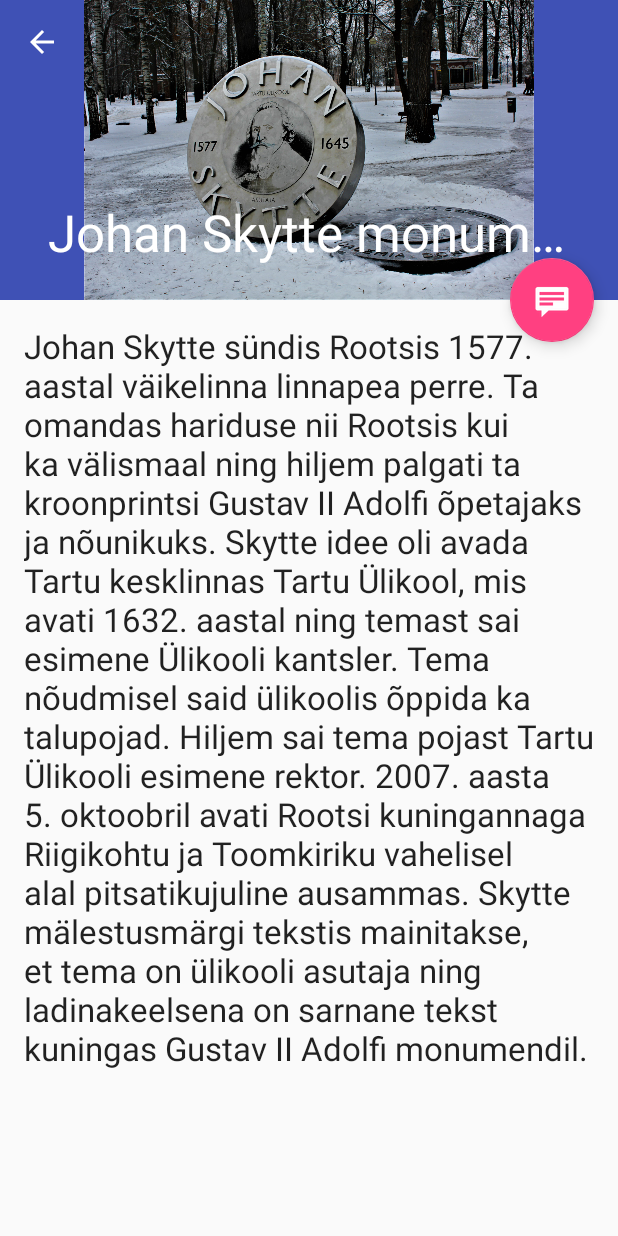
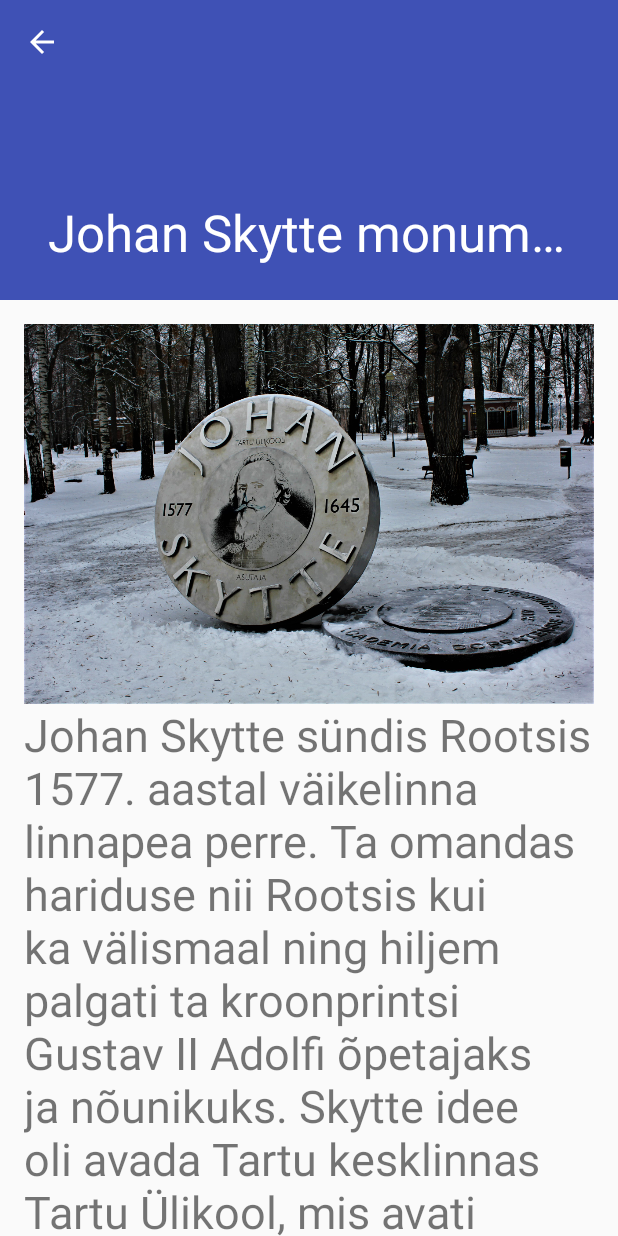
Before and after one commit to e1004/sights, an Android app: the screen it shows after launch (ItemDetailActivity), after a tap on "11", on a phone screen of 412 x 824 dp. Run offline under Robolectric (Android 15) with nearby library versions, the phone set to English and light mode, and no system bars.

Commit message:
Pildi asukoht ja teksti suurus muudetud.

```diff
--- a/app/build.gradle
+++ b/app/build.gradle
@@ -27,4 +27,5 @@ dependencies {
     testImplementation 'junit:junit:4.12'
     androidTestImplementation 'com.android.support.test:runner:1.0.1'
     androidTestImplementation 'com.android.support.test.espresso:espresso-core:3.0.1'
+    implementation 'com.android.support.constraint:constraint-layout:1.0.2'
 }
--- a/app/src/main/java/example/com/sights/ItemDetailActivity.java
+++ b/app/src/main/java/example/com/sights/ItemDetailActivity.java
@@ -29,23 +29,12 @@ public class ItemDetailActivity extends AppCompatActivity {
         Toolbar toolbar = (Toolbar) findViewById(R.id.detail_toolbar);
         setSupportActionBar(toolbar);
 
-        FloatingActionButton fab = (FloatingActionButton) findViewById(R.id.fab);
-        fab.setOnClickListener(new View.OnClickListener() {
-            @Override
-            public void onClick(View view) {
-                Snackbar.make(view, "Replace with your own detail action", Snackbar.LENGTH_LONG)
-                        .setAction("Action", null).show();
-            }
-        });
-
         // Show the Up button in the action bar.
         ActionBar actionBar = getSupportActionBar();
         if (actionBar != null) {
             actionBar.setDisplayHomeAsUpEnabled(true);
         }
         String argItemId = getIntent().getStringExtra(ItemDetailFragment.ARG_ITEM_ID);
-        ((ImageView) findViewById(R.id.item_image))
-                .setImageResource(SightContent.ITEM_MAP.get(argItemId).getImage());
 
         // savedInstanceState is non-null when there is fragment state
         // saved from previous configurations of this activity
--- a/app/src/main/java/example/com/sights/ItemDetailFragment.java
+++ b/app/src/main/java/example/com/sights/ItemDetailFragment.java
@@ -7,6 +7,7 @@ import android.support.v4.app.Fragment;
 import android.view.LayoutInflater;
 import android.view.View;
 import android.view.ViewGroup;
+import android.widget.ImageView;
 import android.widget.TextView;
 
 import example.com.sights.dummy.SightContent;
@@ -60,7 +61,9 @@ public class ItemDetailFragment extends Fragment {
 
         // Show the dummy content as text in a TextView.
         if (mItem != null) {
-            ((TextView) rootView.findViewById(R.id.item_detail)).setText(mItem.details);
+            ((TextView) rootView.findViewById(R.id.text_fragment)).setText(mItem.details);
+            ((ImageView) rootView.findViewById(R.id.image_fragment))
+                    .setImageResource(SightContent.ITEM_MAP.get(getArguments().getString(ARG_ITEM_ID)).getImage());
         }
 
         return rootView;
--- a/app/src/main/res/layout/activity_item_detail.xml
+++ b/app/src/main/res/layout/activity_item_detail.xml
@@ -30,12 +30,6 @@
                 app:layout_collapseMode="pin"
                 app:popupTheme="@style/ThemeOverlay.AppCompat.Light" />
 
-            <ImageView
-                android:id="@+id/item_image"
-                android:layout_width="match_parent"
-                android:layout_height="match_parent"
-                app:srcCompat="@drawable/toomkirik" />
-
         </android.support.design.widget.CollapsingToolbarLayout>
 
     </android.support.design.widget.AppBarLayout>
@@ -46,14 +40,4 @@
         android:layout_height="match_parent"
         app:layout_behavior="@string/appbar_scrolling_view_behavior" />
 
-    <android.support.design.widget.FloatingActionButton
-        android:id="@+id/fab"
-        android:layout_width="wrap_content"
-        android:layout_height="wrap_content"
-        android:layout_gravity="center_vertical|start"
-        android:layout_margin="@dimen/fab_margin"
-        app:layout_anchor="@+id/item_detail_container"
-        app:layout_anchorGravity="top|end"
-        app:srcCompat="@android:drawable/stat_notify_chat" />
-
 </android.support.design.widget.CoordinatorLayout>
--- a/app/src/main/res/layout/item_detail.xml
+++ b/app/src/main/res/layout/item_detail.xml
@@ -1,4 +1,5 @@
-<TextView xmlns:android="http://schemas.android.com/apk/res/android"
+<android.support.constraint.ConstraintLayout xmlns:android="http://schemas.android.com/apk/res/android"
+    xmlns:app="http://schemas.android.com/apk/res-auto"
     xmlns:tools="http://schemas.android.com/tools"
     android:id="@+id/item_detail"
     style="?android:attr/textAppearanceLarge"
@@ -6,4 +7,32 @@
     android:layout_height="match_parent"
     android:padding="16dp"
     android:textIsSelectable="true"
-    tools:context="example.com.sights.ItemDetailFragment" />
+    tools:context="example.com.sights.ItemDetailFragment" >
+
+    <ScrollView
+        android:layout_width="match_parent"
+        android:layout_height="match_parent">
+
+        <LinearLayout
+            android:layout_width="match_parent"
+            android:layout_height="wrap_content"
+            android:orientation="vertical">
+
+            <ImageView
+                android:id="@+id/image_fragment"
+                android:layout_width="match_parent"
+                android:layout_height="wrap_content"
+                android:adjustViewBounds="true"
+                android:cropToPadding="true"
+                android:src="@drawable/gustav" />
+
+            <TextView
+                android:id="@+id/text_fragment"
+                android:layout_width="match_parent"
+                android:layout_height="wrap_content"
+                android:text="TextView"
+                android:textSize="30dp" />
+        </LinearLayout>
+
+    </ScrollView>
+</android.support.constraint.ConstraintLayout>
--- a/app/src/main/res/values/strings.xml
+++ b/app/src/main/res/values/strings.xml
@@ -41,6 +41,6 @@
     <string name="anatoomikum_tekst">19. saj paljudele kuulsatele arstidele ja teadlastele töökohaks olnud anatoomikum valmis J. W. Krause projekteerituna 1805. a Toomemäe lõunanõlvale rootsiaegse K. Gustavi bastioni asukohale. Algselt klassitsistliku rotundina valminud hoonele ehitati aastatel 1825–1827 Krause projekti järgi juurde poolkaarjad tiibhooned. Tänapäevase kuju omandas anatoomikum aastail 1856–1860 toimunud viimase suure juurdeehituse valmimise järel. Nüüdse nime – Vana Anatoomikum – sai hoone 1888. a seoses nn uue anatoomikumi valmimisega.</string>
     <string name="kuradisild_pealkiri">Kuradisild</string>
     <string name="kuradisild_tekst">Kuradisild (algselt Aleksandri sild) on tumedat tooni betoonsild Tartus Toomemäel, mis ehitati Romanovite dünastia 300. juubeliks aastal 1913. 1809. aastal ehitati praeguse silla asukohta J. W. Krause projekti järgi neogooti stiilis puusild. Kuradisilla nimi võib pärineda vastandusest läheduses asuva heledama Inglisillaga või on see tuletatud silla ehituse juhataja Werner Zoege von Manteuffeli nimest (Teufel tähendab saksa keeles kuradit).</string>
-    <string name="riigikohus_pealkiri">Eesti riigikohtu hoone</string>
+    <string name="riigikohus_pealkiri">Riigikohtu hoone</string>
     <string name="riigikohus_tekst">Riigikohus on Eesti Vabariigi kohtusüsteemi kolmanda astme ja kolmanda lülina kõrgeim kohus. Riigikohus asub Tartus Toomemäel, aadressil Lossi tänav 17. Praegune klassitsistlikus stiilis kohtumaja ehitati 1808 aastal sõjaväekliinikuks ning  1995. aastast asub hoones Eesti Riigikohus. Hoone sisekujunduse lõi sisearhitekt Sirje Parve. Riigikohtusse kuulub 19 kohtunikku.</string>
 </resources>
```
